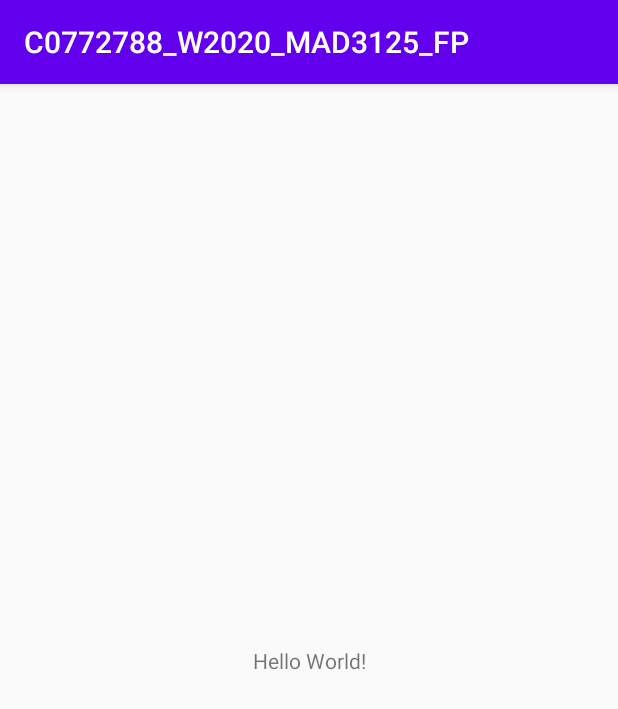
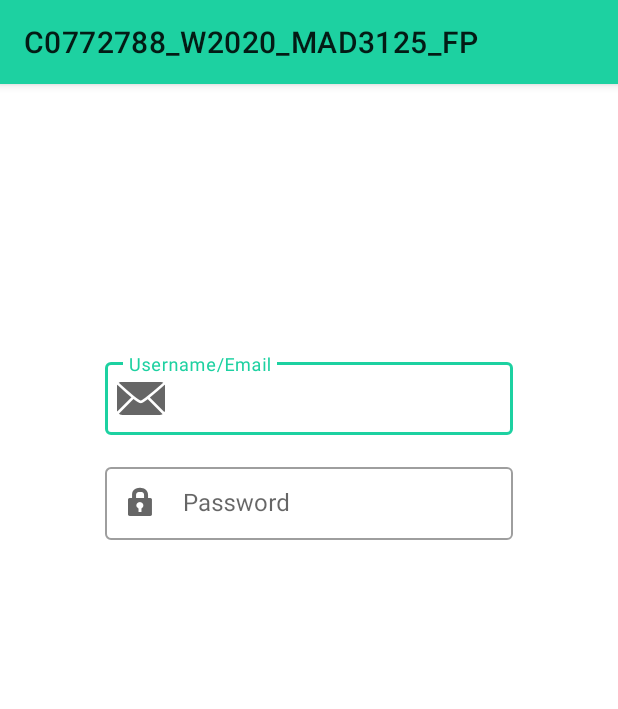
Before and after one commit to avanipatel9/C0772788_W2020_MAD3125_FP, an Android app: the screen it shows after launch (MainActivity before the commit, LoginActivity after it), on a phone screen of 412 x 824 dp. Shown: the top 709 px of the screen. Run offline under Robolectric (Android 15) with nearby library versions, the phone set to English and light mode, and no system bars.

Commit message:
[AP] edit text inputs added for username and password on login screen

```diff
--- a/app/build.gradle
+++ b/app/build.gradle
@@ -31,4 +31,7 @@ dependencies {
     testImplementation 'junit:junit:4.12'
     androidTestImplementation 'androidx.test.ext:junit:1.1.1'
     androidTestImplementation 'androidx.test.espresso:espresso-core:3.2.0'
+    implementation "com.google.android.material:material:1.2.0-alpha05"
+    implementation 'com.jakewharton:butterknife:5.1.1'
+    annotationProcessor 'com.jakewharton:butterknife:5.1.1'
 }
--- a/app/src/main/AndroidManifest.xml
+++ b/app/src/main/AndroidManifest.xml
@@ -9,9 +9,11 @@
         android:roundIcon="@mipmap/ic_launcher_round"
         android:supportsRtl="true"
         android:theme="@style/AppTheme">
-        <activity android:name=".MainActivity"></activity>
-        <activity android:name=".SplashActivity"
-            android:theme="@style/Theme.AppCompat.Light.NoActionBar">
+        <activity android:name=".LoginActivity"></activity>
+        <activity android:name=".MainActivity" />
+        <activity
+            android:name=".SplashActivity"
+            android:theme="@style/Theme.MaterialComponents.Light.NoActionBar">
             <intent-filter>
                 <action android:name="android.intent.action.MAIN" />
 
--- /dev/null
+++ b/app/src/main/java/com/avanipatel9/c0772788_w2020_mad3125_fp/LoginActivity.java
@@ -0,0 +1,14 @@
+package com.avanipatel9.c0772788_w2020_mad3125_fp;
+
+import androidx.appcompat.app.AppCompatActivity;
+
+import android.os.Bundle;
+
+public class LoginActivity extends AppCompatActivity {
+
+    @Override
+    protected void onCreate(Bundle savedInstanceState) {
+        super.onCreate(savedInstanceState);
+        setContentView(R.layout.activity_login);
+    }
+}
--- a/app/src/main/java/com/avanipatel9/c0772788_w2020_mad3125_fp/SplashActivity.java
+++ b/app/src/main/java/com/avanipatel9/c0772788_w2020_mad3125_fp/SplashActivity.java
@@ -34,7 +34,7 @@ public class SplashActivity extends AppCompatActivity {
             public void run() {
                 // This method will be executed once the timer is over
                 // Start your app main activity
-                Intent mIntent = new Intent(SplashActivity.this, MainActivity.class);
+                Intent mIntent = new Intent(SplashActivity.this, LoginActivity.class);
                 startActivity(mIntent);
 
                 // close this activity
--- /dev/null
+++ b/app/src/main/res/layout/activity_login.xml
@@ -0,0 +1,56 @@
+<?xml version="1.0" encoding="utf-8"?>
+<androidx.constraintlayout.widget.ConstraintLayout
+    xmlns:android="http://schemas.android.com/apk/res/android"
+    xmlns:app="http://schemas.android.com/apk/res-auto"
+    xmlns:tools="http://schemas.android.com/tools"
+    android:layout_width="match_parent"
+    android:layout_height="match_parent"
+    tools:context=".LoginActivity">
+
+    <com.google.android.material.textfield.TextInputLayout
+        android:id="@+id/txt_email"
+        style="@style/Widget.MaterialComponents.TextInputLayout.OutlinedBox.Dense"
+        android:layout_width="match_parent"
+        android:layout_height="wrap_content"
+        android:layout_marginStart="70dp"
+        android:layout_marginTop="180dp"
+        android:layout_marginEnd="70dp"
+        android:hint="Username/Email"
+        android:textColor="@color/colorPrimary"
+        app:layout_constraintEnd_toEndOf="parent"
+        app:layout_constraintStart_toStartOf="parent"
+        app:layout_constraintTop_toTopOf="parent"
+        app:startIconDrawable="@android:drawable/ic_dialog_email">
+
+        <com.google.android.material.textfield.TextInputEditText
+            android:id="@+id/edt_email"
+            android:layout_width="match_parent"
+            android:layout_height="wrap_content" />
+    </com.google.android.material.textfield.TextInputLayout>
+
+    <com.google.android.material.textfield.TextInputLayout
+        android:id="@+id/txt_password"
+        style="@style/Widget.MaterialComponents.TextInputLayout.OutlinedBox.Dense"
+        android:layout_width="match_parent"
+        android:layout_height="wrap_content"
+        android:hint="Password"
+        android:textColor="@color/colorPrimary"
+        android:layout_marginStart="70dp"
+        android:layout_marginEnd="70dp"
+        android:layout_marginTop="16dp"
+        app:layout_constraintEnd_toEndOf="parent"
+        app:layout_constraintStart_toStartOf="parent"
+        app:layout_constraintTop_toBottomOf="@id/txt_email"
+        app:startIconDrawable="@android:drawable/ic_lock_idle_lock">
+
+        <com.google.android.material.textfield.TextInputEditText
+            android:id="@+id/edt_password"
+            android:layout_width="match_parent"
+            android:layout_height="wrap_content" />
+
+    </com.google.android.material.textfield.TextInputLayout>
+
+
+
+
+</androidx.constraintlayout.widget.ConstraintLayout>
--- a/app/src/main/res/values/colors.xml
+++ b/app/src/main/res/values/colors.xml
@@ -1,6 +1,7 @@
 <?xml version="1.0" encoding="utf-8"?>
 <resources>
-    <color name="colorPrimary">#6200EE</color>
-    <color name="colorPrimaryDark">#3700B3</color>
-    <color name="colorAccent">#03DAC5</color>
+    <color name="colorPrimary">#1dd1a1</color>
+    <color name="colorPrimaryDark">#10ac84</color>
+    <color name="colorAccent">#222f3e</color>
+    <color name="background">#EEEDEF</color>
 </resources>
--- a/app/src/main/res/values/styles.xml
+++ b/app/src/main/res/values/styles.xml
@@ -1,7 +1,7 @@
 <resources>
 
     <!-- Base application theme. -->
-    <style name="AppTheme" parent="Theme.AppCompat.Light.DarkActionBar">
+    <style name="AppTheme" parent="Theme.MaterialComponents.Light">
         <!-- Customize your theme here. -->
         <item name="colorPrimary">@color/colorPrimary</item>
         <item name="colorPrimaryDark">@color/colorPrimaryDark</item>
```
Also changed, not shown: app/src/main/res/drawable/login_bg.png (added).
